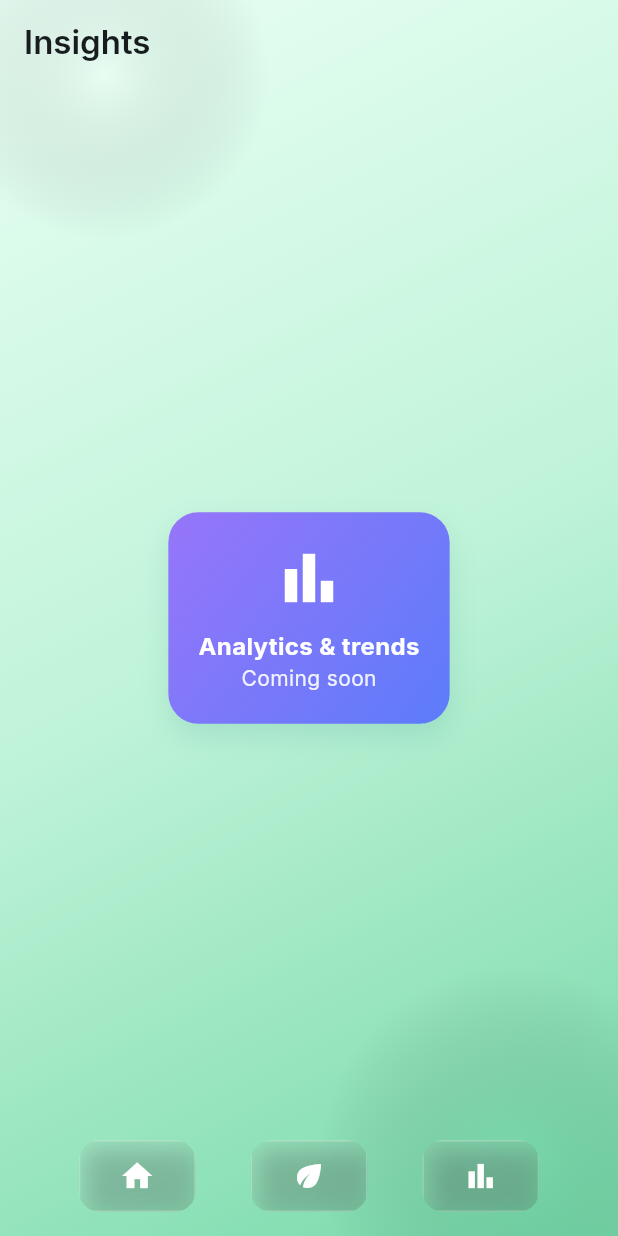
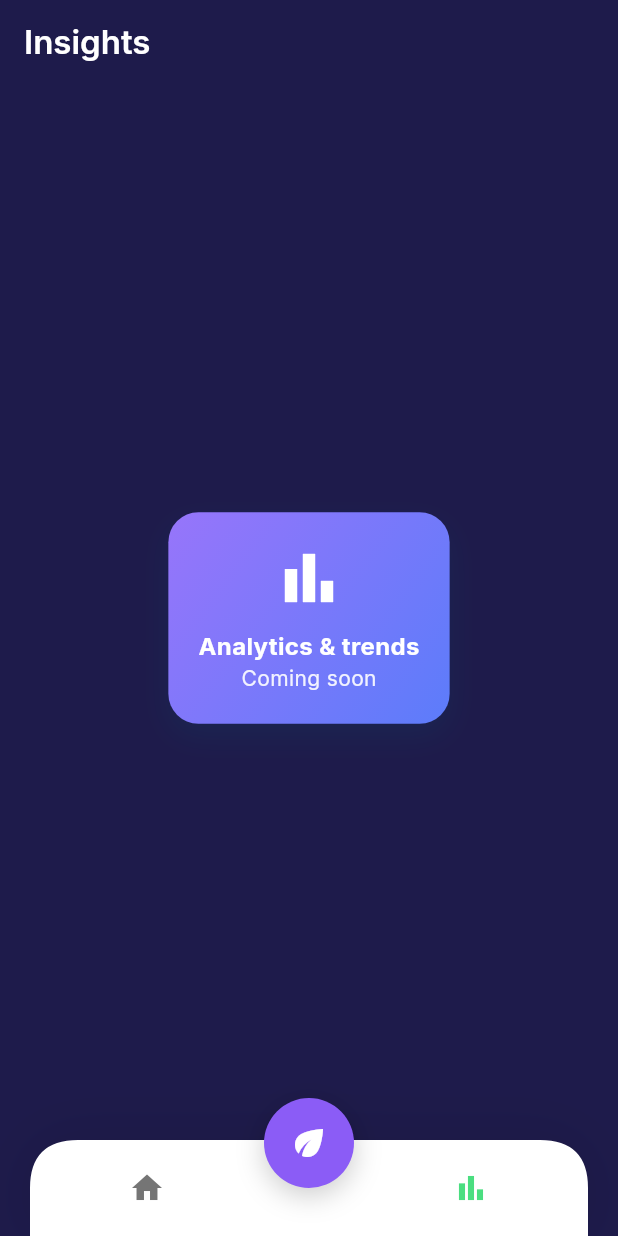
Before and after one commit to cursor2test1230-hub/hydro, a Flutter app: the screen it shows after launch, after a tap on the "bar chart" icon, on a phone screen of 412 x 824 dp. Run offline on Flutter 3.47's test engine with Material 3 defaults, Android fonts, the phone set to English and light mode, and no system bars; our stand-ins replace google_fonts.

Commit message:
Refactor UI with dark theme, custom bottom nav, and white text colors
Co-authored-by: cursor2test1230 <cursor2test1230@gmail.com>

```diff
--- a/lib/main.dart
+++ b/lib/main.dart
@@ -50,48 +50,13 @@ class _RootScaffoldState extends State<RootScaffold> {
       extendBodyBehindAppBar: true,
       body: Stack(
         children: [
-          // Richer green background with subtle glows
+          // Dark purple background to match the screenshot
           Container(
             decoration: const BoxDecoration(
-              gradient: LinearGradient(
-                begin: Alignment.topLeft,
-                end: Alignment.bottomRight,
-                colors: [Color(0xFFE9FFF4), Color(0xFFBFF3D8), Color(0xFF77D9AA)],
-                stops: [0.0, 0.5, 1.0],
+              color: Color(0xFF1E1B4B),
             ),
           ),
-          ),
-          // Soft radial glows for depth (not animations)
-          Positioned(
-            top: -60,
-            left: -40,
-            child: Container(
-              width: 220,
-              height: 220,
-              decoration: BoxDecoration(
-                shape: BoxShape.circle,
-                gradient: RadialGradient(
-                  colors: [Colors.white.withValues(alpha: 0.22), Colors.transparent],
-                  stops: const [0.0, 1.0],
-                ),
-              ),
-            ),
-          ),
-          Positioned(
-            bottom: -80,
-            right: -60,
-            child: Container(
-              width: 260,
-              height: 260,
-              decoration: BoxDecoration(
-                shape: BoxShape.circle,
-                gradient: RadialGradient(
-                  colors: [const Color(0xFF57CC99).withValues(alpha: 0.24), Colors.transparent],
-                  stops: const [0.0, 1.0],
-                ),
-              ),
-            ),
-          ),
+
           IndexedStack(
             index: _selectedIndex,
             children: _pages,
@@ -99,178 +64,99 @@ class _RootScaffoldState extends State<RootScaffold> {
         ],
       ),
 
-      bottomNavigationBar: BottomAppBar(
-        shape: const CircularNotchedRectangle(),
-        notchMargin: 10,
-        clipBehavior: Clip.antiAlias,
+      bottomNavigationBar: Container(
+        height: 100,
         color: Colors.transparent,
-        elevation: 0,
-        child: SizedBox(
+        child: Stack(
+          children: [
+            // Curved white bottom navigation bar with notch
+            Positioned(
+              bottom: 0,
+              left: 20,
+              right: 20,
+              child: CustomPaint(
+                painter: NotchedNavigationPainter(),
+                child: Container(
                   height: 64,
                   child: Row(
                     mainAxisAlignment: MainAxisAlignment.spaceEvenly,
                     children: [
-              NavPillButton(
-                icon: Icons.home,
-                selected: _selectedIndex == 0,
+                      // Left icon - Home
+                      Expanded(
+                        child: GestureDetector(
                           onTap: () => setState(() => _selectedIndex = 0),
-                tooltip: 'Home',
+                          child: Container(
+                            height: 64,
+                            child: Icon(
+                              Icons.home,
+                              color: _selectedIndex == 0 ? const Color(0xFF4ADE80) : Colors.grey[600],
+                              size: 24,
                             ),
-              NavPillButton(
-                icon: Icons.eco,
-                selected: _selectedIndex == 1,
-                onTap: () => setState(() => _selectedIndex = 1),
-                tooltip: 'Plants',
                           ),
-              NavPillButton(
-                icon: Icons.bar_chart,
-                selected: _selectedIndex == 2,
+                        ),
+                      ),
+                      // Center space for CTA button
+                      const SizedBox(width: 60),
+                      // Right icon - Bar Chart
+                      Expanded(
+                        child: GestureDetector(
                           onTap: () => setState(() => _selectedIndex = 2),
-                tooltip: 'Insights',
+                          child: Container(
+                            height: 64,
+                            child: Icon(
+                              Icons.bar_chart,
+                              color: _selectedIndex == 2 ? const Color(0xFF4ADE80) : Colors.grey[600],
+                              size: 24,
+                            ),
+                          ),
+                        ),
                       ),
                     ],
                   ),
+                ),
+              ),
+            ),
+            // Center CTA button with plant icon (elevated and overlapping)
+            Positioned(
+              bottom: 32,
+              left: 0,
+              right: 0,
+              child: Center(
+                child: GestureDetector(
+                  onTap: () => setState(() => _selectedIndex = 1),
+                  child: Container(
+                    width: 60,
+                    height: 60,
+                    decoration: BoxDecoration(
+                      color: const Color(0xFF8B5CF6),
+                      shape: BoxShape.circle,
+                      boxShadow: [
+                        BoxShadow(
+                          color: Colors.black.withValues(alpha: 0.2),
+                          blurRadius: 15,
+                          offset: const Offset(0, 5),
+                        ),
+                      ],
+                    ),
+                    child: const Icon(
+                      Icons.eco,
+                      color: Colors.white,
+                      size: 28,
+                    ),
+                  ),
+                ),
+              ),
+            ),
+          ],
         ),
       ),
     );
   }
 }
 
-// removed glass bar background to make the bottom navigation fully transparent
 
-class NavPillButton extends StatefulWidget {
-  final IconData icon;
-  final bool selected;
-  final VoidCallback onTap;
-  final String? tooltip;
 
-  const NavPillButton({
-    super.key,
-    required this.icon,
-    required this.selected,
-    required this.onTap,
-    this.tooltip,
-  });
 
-  @override
-  State<NavPillButton> createState() => _NavPillButtonState();
-}
-
-class _NavPillButtonState extends State<NavPillButton> {
-  bool _pressed = false;
-
-  @override
-  Widget build(BuildContext context) {
-    final ColorScheme scheme = Theme.of(context).colorScheme;
-    final bool selected = widget.selected;
-
-    // Custom tint color for plant icon when selected
-    Color tint;
-    if (widget.icon == Icons.eco && selected) {
-      tint = const Color(0xFF4ADE80); // Green color for plants
-    } else {
-      tint = selected ? scheme.primary : scheme.onSurface;
-    }
-
-    Widget content = GlassPill(
-      tint: tint,
-      pressed: _pressed,
-      child: Icon(widget.icon, size: 24, color: Colors.white),
-    );
-
-    content = Material(
-      color: Colors.transparent,
-      child: InkWell(
-        borderRadius: BorderRadius.circular(14),
-        onHighlightChanged: (v) => setState(() => _pressed = v),
-        onTap: widget.onTap,
-        child: content,
-      ),
-    );
-
-    if (widget.tooltip != null) {
-      content = Tooltip(message: widget.tooltip!, child: content);
-    }
-
-    return content;
-  }
-}
-
-class GlassPill extends StatelessWidget {
-  final Color tint;
-  final Widget child;
-  final bool pressed;
-
-  const GlassPill({super.key, required this.tint, required this.child, this.pressed = false});
-
-  @override
-  Widget build(BuildContext context) {
-    return ClipRRect(
-      borderRadius: BorderRadius.circular(14),
-      child: BackdropFilter(
-        filter: ImageFilter.blur(sigmaX: 18, sigmaY: 18),
-        child: Container(
-          height: 48,
-          padding: const EdgeInsets.symmetric(horizontal: 26),
-          constraints: const BoxConstraints(minWidth: 72),
-          decoration: BoxDecoration(
-            // transparent fill to emphasize glass; no inner shine overlays
-            gradient: const LinearGradient(
-              begin: Alignment.topLeft,
-              end: Alignment.bottomRight,
-              colors: [Colors.transparent, Colors.transparent],
-            ),
-            border: Border.all(color: Colors.white.withValues(alpha: 0.25), width: 1),
-            boxShadow: [
-              BoxShadow(color: Colors.white.withValues(alpha: 0.10), offset: const Offset(-2, -2), blurRadius: 8),
-              BoxShadow(color: Colors.black.withValues(alpha: 0.20), offset: pressed ? const Offset(2, 3) : const Offset(3, 5), blurRadius: pressed ? 10 : 14),
-            ],
-          ),
-          alignment: Alignment.center,
-          child: child,
-        ),
-      ),
-    );
-  }
-}
-
-class GlassCircle extends StatelessWidget {
-  final Color tint;
-  final Widget child;
-
-  const GlassCircle({super.key, required this.tint, required this.child});
-
-  @override
-  Widget build(BuildContext context) {
-    return ClipOval(
-      child: BackdropFilter(
-        filter: ImageFilter.blur(sigmaX: 18, sigmaY: 18),
-        child: Container(
-          decoration: BoxDecoration(
-            shape: BoxShape.circle,
-            // Clean transparent fill like GlassPill for glossy effect
-            gradient: const LinearGradient(
-              begin: Alignment.topLeft,
-              end: Alignment.bottomRight,
-              colors: [Colors.transparent, Colors.transparent],
-            ),
-            border: Border.all(color: Colors.white.withValues(alpha: 0.25), width: 1),
-            // Subtle shadow for depth
-            boxShadow: [
-              BoxShadow(
-                color: Colors.black.withValues(alpha: 0.1),
-                blurRadius: 8,
-                offset: const Offset(0, 2),
-              ),
-            ],
-          ),
-          alignment: Alignment.center,
-          child: child,
-        ),
-      ),
-    );
-  }
-}
 
 class GlossyIcon extends StatelessWidget {
   final IconData icon;
@@ -408,6 +294,7 @@ class _DashboardPageState extends State<DashboardPage> {
           'Hydro Monitor',
           style: GoogleFonts.inter(
             fontWeight: FontWeight.w600,
+            color: Colors.white,
           ),
         ),
         backgroundColor: Colors.transparent,
@@ -427,6 +314,7 @@ class _DashboardPageState extends State<DashboardPage> {
                 style: GoogleFonts.inter(
                   fontSize: 20,
                   fontWeight: FontWeight.w700,
+                  color: Colors.white,
                 ),
               ),
               const SizedBox(height: 12),
@@ -825,7 +713,7 @@ class PlantsPage extends StatelessWidget {
     return Scaffold(
        extendBodyBehindAppBar: true,
        appBar: AppBar(
-         title: Text('Plants', style: GoogleFonts.inter(fontWeight: FontWeight.w600)),
+         title: Text('Plants', style: GoogleFonts.inter(fontWeight: FontWeight.w600, color: Colors.white)),
          backgroundColor: Colors.transparent,
          surfaceTintColor: Colors.transparent,
          elevation: 0,
@@ -874,7 +762,7 @@ class InsightsPage extends StatelessWidget {
     return Scaffold(
       extendBodyBehindAppBar: true,
       appBar: AppBar(
-        title: Text('Insights', style: GoogleFonts.inter(fontWeight: FontWeight.w600)),
+        title: Text('Insights', style: GoogleFonts.inter(fontWeight: FontWeight.w600, color: Colors.white)),
         backgroundColor: Colors.transparent,
         surfaceTintColor: Colors.transparent,
         elevation: 0,
@@ -913,3 +801,50 @@ class InsightsPage extends StatelessWidget {
     );
   }
 }
+
+class NotchedNavigationPainter extends CustomPainter {
+  @override
+  void paint(Canvas canvas, Size size) {
+    final Paint paint = Paint()
+      ..color = Colors.white
+      ..style = PaintingStyle.fill;
+
+    final Path path = Path();
+
+    // Start from bottom left
+    path.moveTo(0, size.height);
+
+    // Draw bottom line
+    path.lineTo(size.width, size.height);
+
+    // Draw right side curve
+    path.lineTo(size.width, 32);
+    path.quadraticBezierTo(size.width, 0, size.width - 32, 0);
+
+    // Draw top line with notch
+    path.lineTo(size.width / 2 + 30, 0);
+
+    // Draw notch (concave curve)
+    path.quadraticBezierTo(size.width / 2, -8, size.width / 2 - 30, 0);
+
+    // Draw left side curve
+    path.lineTo(32, 0);
+    path.quadraticBezierTo(0, 0, 0, 32);
+
+    // Close the path
+    path.close();
+
+    // Draw shadow
+    final Paint shadowPaint = Paint()
+      ..color = Colors.black.withValues(alpha: 0.1)
+      ..maskFilter = const MaskFilter.blur(BlurStyle.normal, 20);
+
+    canvas.drawPath(path, shadowPaint);
+
+    // Draw main shape
+    canvas.drawPath(path, paint);
+  }
+
+  @override
+  bool shouldRepaint(covariant CustomPainter oldDelegate) => false;
+}
```
Lines whose indentation alone changed are shown as unchanged.
